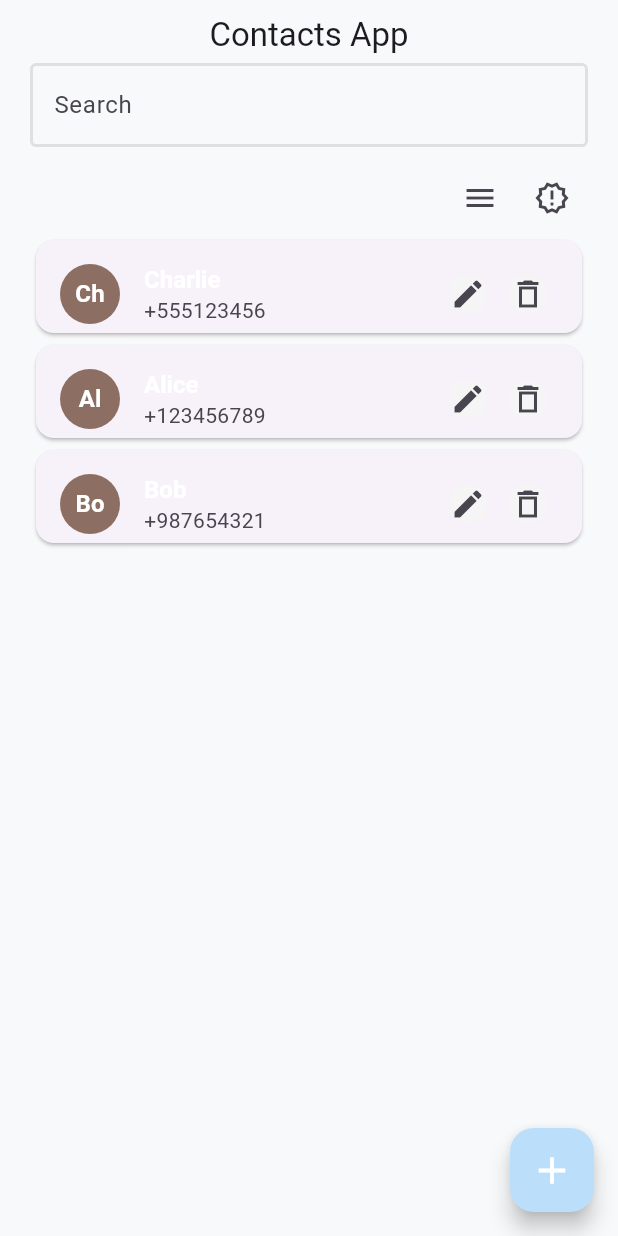
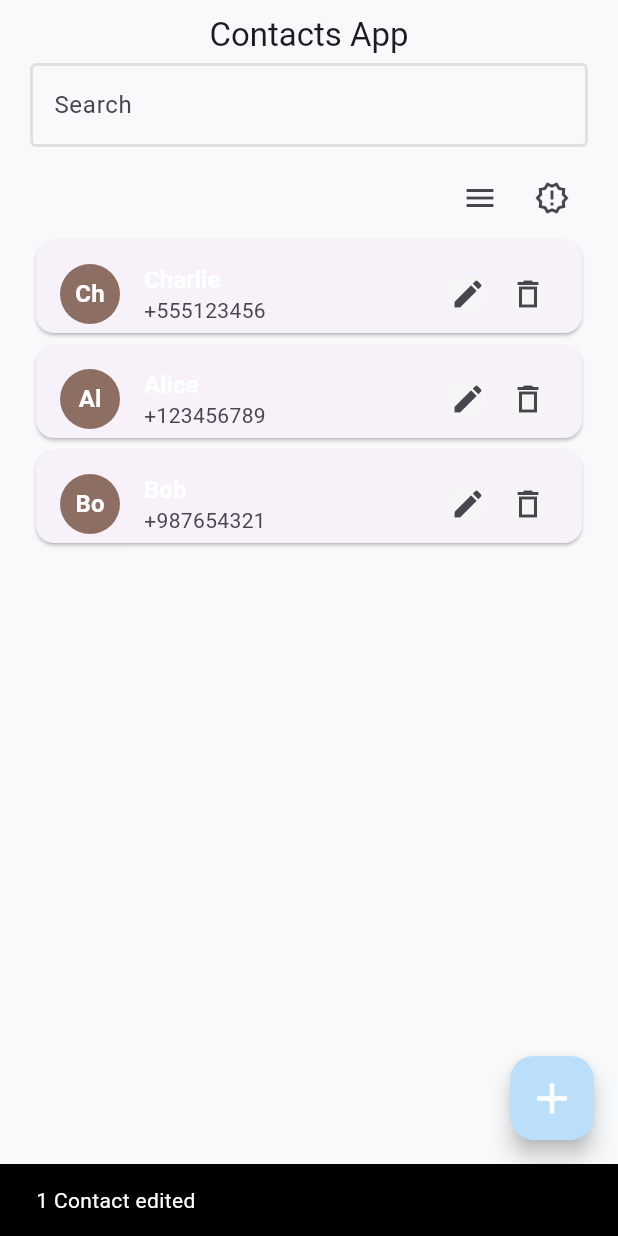
Before and after one commit to OtabekNuriddinov/contacts_app_listenables, a Flutter app: the DetailsPage screen opened directly with sample values from the repository, after a tap on "Update", on a phone screen of 412 x 824 dp. Run offline on Flutter 3.47's test engine with Material 3 defaults, Android fonts, the light colour scheme and no system bars.

Commit message:
[02] snackbar lar qo'shildi

```diff
--- a/lib/core/widgets/app_button.dart
+++ b/lib/core/widgets/app_button.dart
@@ -22,7 +22,11 @@ class AppButton extends StatelessWidget {
       ),
       child: Text(
         title,
-        style: TextStyle(),
+        style: TextStyle(
+          fontSize: 20,
+          fontWeight: FontWeight.bold,
+          color: Colors.white
+        ),
       ),
     );
   }
--- a/lib/screen/details_screen.dart
+++ b/lib/screen/details_screen.dart
@@ -50,6 +50,7 @@ class DetailsPage extends StatelessWidget {
                       );
                       context.contactsController.addContact(newContact);
                       Navigator.pop(context);
+                      AppSnackBar.msg(context, "1 contact added");
                     }
                     else{
                       AppSnackBar.msg(context, "You should fill all the fields!");
@@ -77,6 +78,7 @@ class DetailsPage extends StatelessWidget {
                               phoneController.text,
                             );
                             Navigator.pop(context);
+                            AppSnackBar.msg(context, "1 Contact edited");
                           },
                           title: "Update",
                         )),
--- a/lib/screen/home_screen.dart
+++ b/lib/screen/home_screen.dart
@@ -168,7 +168,7 @@ class HomePage extends StatelessWidget {
         child: Icon(
           Icons.add,
           color: Colors.white,
-          size: 30,
+          size: 34,
         ),
       ),
     );
```
